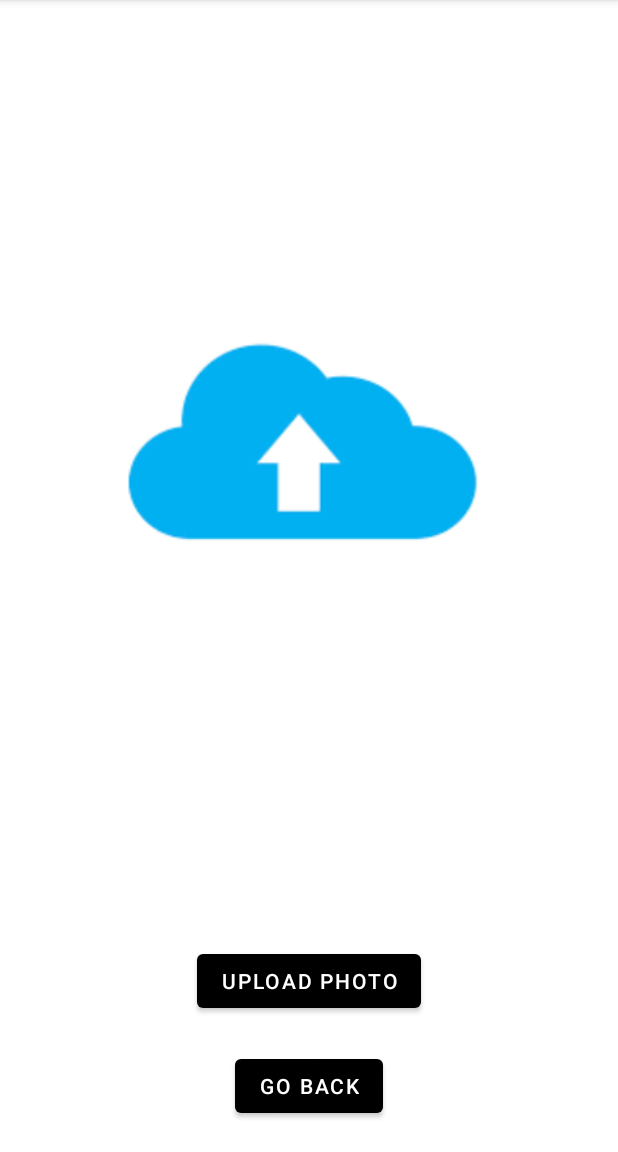
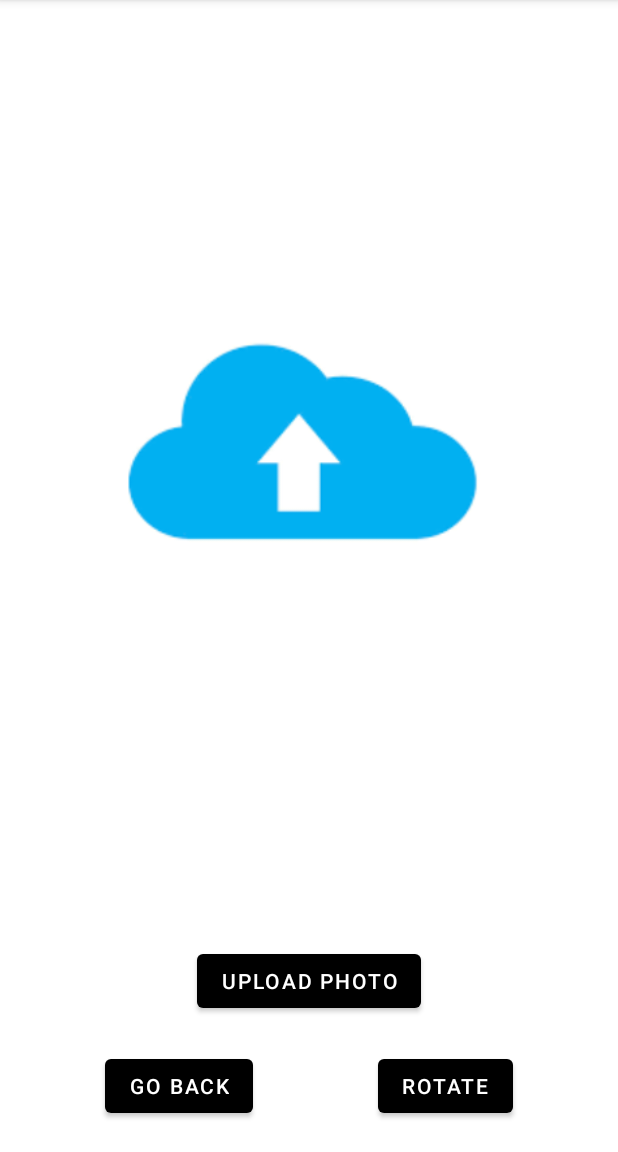
Before and after one commit to phillipinseoul/PhotoViewer, an Android app: the UploadActivity screen opened directly, with no data from a screen before it, on a phone screen of 412 x 824 dp, the part 84-1236 px from its top. Run offline under Robolectric (Android 15) with nearby library versions, the phone set to English and light mode, and no system bars.

```diff
--- a/app/src/main/res/layout/activity_upload.xml
+++ b/app/src/main/res/layout/activity_upload.xml
@@ -24,6 +24,8 @@
         android:layout_alignParentBottom="true"
         android:layout_centerHorizontal="true"
         android:layout_marginBottom="20dp"
+        android:layout_alignParentLeft="true"
+        android:layout_marginLeft="70dp"
         android:onClick="BackToMain"
         android:text="Go Back" />
 
@@ -36,4 +38,15 @@
         android:layout_marginTop="25dp"
         app:srcCompat="@drawable/upload_image" />
 
+    <Button
+        android:id="@+id/rotateBtn"
+        android:layout_width="wrap_content"
+        android:layout_height="wrap_content"
+        android:layout_alignParentRight="true"
+        android:layout_alignParentBottom="true"
+        android:layout_marginRight="70dp"
+        android:layout_marginBottom="20dp"
+        android:onClick="rotateBtnClick"
+        android:text="Rotate" />
+
 </RelativeLayout>
```
Also changed, not shown: app/src/main/java/com/example/photoviewer/UploadActivity.java (+12 -7 lines).
